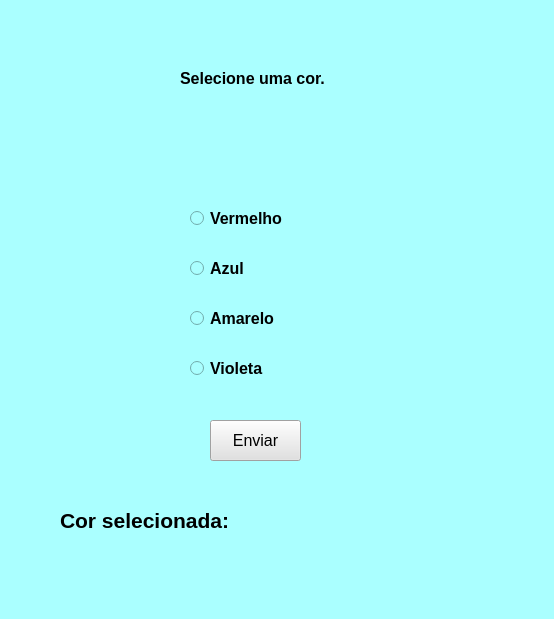
Above: janela_cores.ui from guedesrob/PyQt before the change. Below: the same form after it.
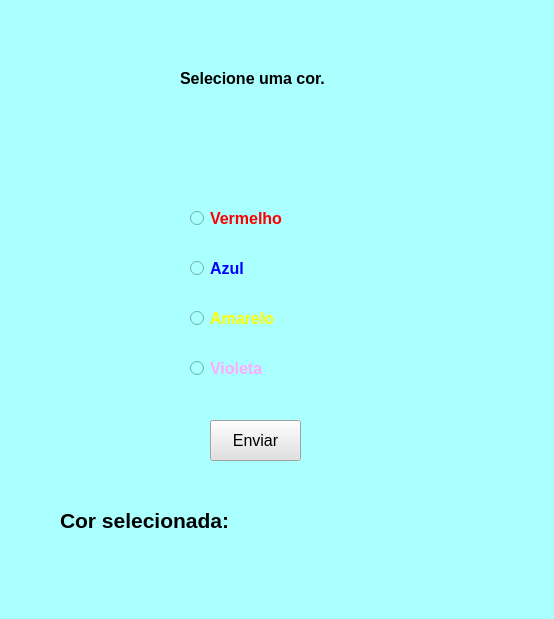
That is the form after the change.

Commit message: Criação do arquivo controle_cores_py, operações com radio button

What changed in the file:
```diff
--- a/janela_cores.ui
+++ b/janela_cores.ui
@@ -33,6 +33,9 @@
       <bold>true</bold>
      </font>
     </property>
+    <property name="styleSheet">
+     <string notr="true">color: rgb(255, 0, 0);</string>
+    </property>
     <property name="text">
      <string>Vermelho</string>
     </property>
@@ -53,6 +56,9 @@
       <bold>true</bold>
      </font>
     </property>
+    <property name="styleSheet">
+     <string notr="true">color: rgb(0, 0, 255);</string>
+    </property>
     <property name="text">
      <string>Azul</string>
     </property>
@@ -73,6 +79,9 @@
       <bold>true</bold>
      </font>
     </property>
+    <property name="styleSheet">
+     <string notr="true">color: rgb(255, 255, 0);</string>
+    </property>
     <property name="text">
      <string>Amarelo</string>
     </property>
@@ -93,6 +102,9 @@
       <bold>true</bold>
      </font>
     </property>
+    <property name="styleSheet">
+     <string notr="true">color: rgb(255, 170, 255);</string>
+    </property>
     <property name="text">
      <string>Violeta</string>
     </property>
@@ -122,7 +134,7 @@
      <rect>
       <x>60</x>
       <y>510</y>
-      <width>181</width>
+      <width>331</width>
       <height>21</height>
      </rect>
     </property>
```
The commit also changes 2 other files.
